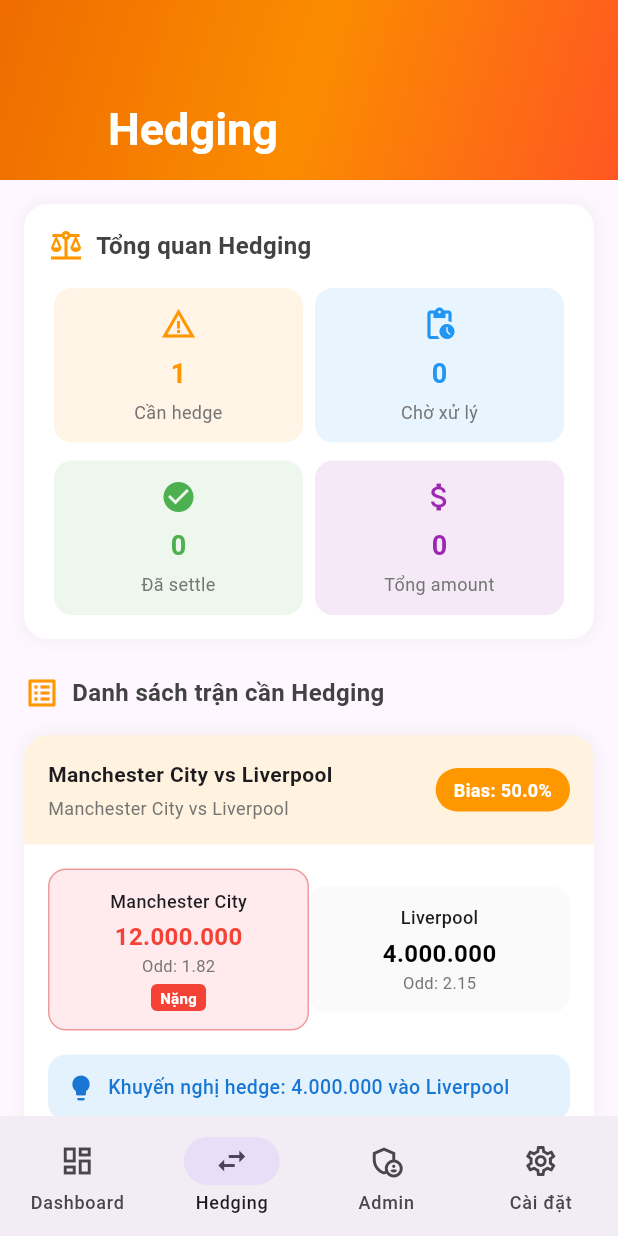
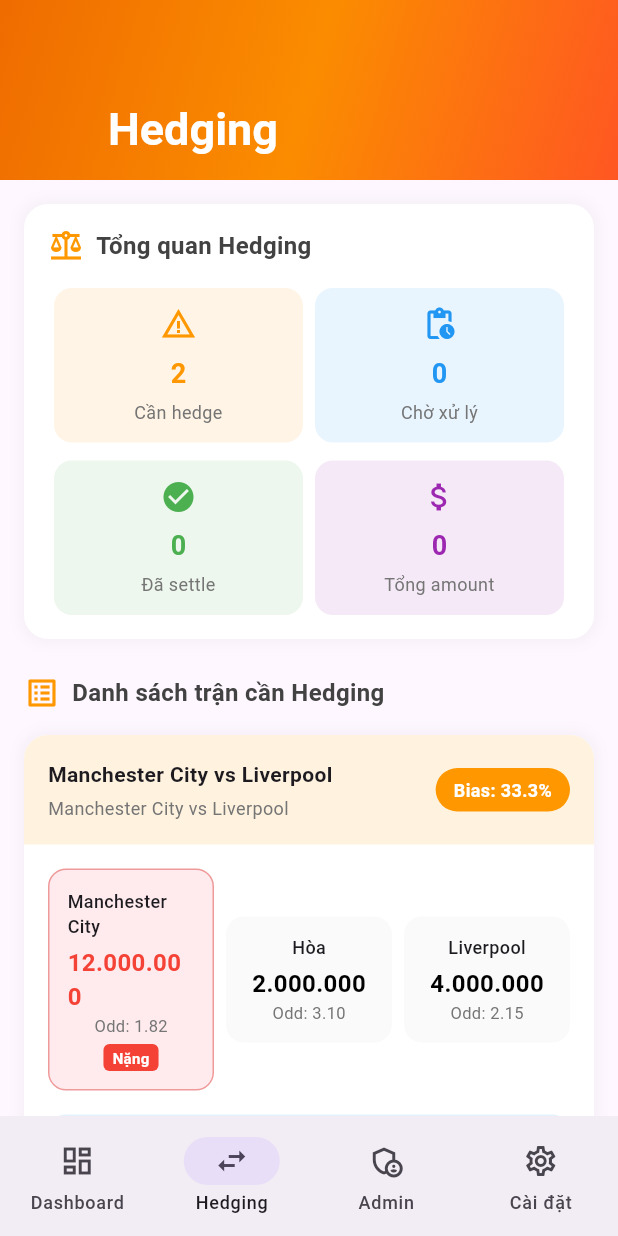
Before and after one commit to DEVANGRY/Flutter_Tool_Football_Tz, a Flutter app: the screen it shows after launch, item 2 of the bottom bar chosen, on a phone screen of 412 x 824 dp. Run offline on Flutter 3.47's test engine with Material 3 defaults, Android fonts, the phone set to English and light mode, and no system bars.

Commit message:
Add bettor list for matches

```diff
--- a/lib/main.dart
+++ b/lib/main.dart
@@ -62,21 +62,24 @@
           side: BetSide.teamA,
           amount: 12000000,
           odds: 1.82,
-          createdAt: DateTime.now(),
+          nameTeam: 'Tran Van An',
+          createdAt: DateTime(2026, 4, 22, 9, 15),
         ),
         BetEntry(
           id: 'b2',
           side: BetSide.teamB,
           amount: 4000000,
           odds: 2.15,
-          createdAt: DateTime.now(),
+          nameTeam: 'Pham Minh Duc',
+          createdAt: DateTime(2026, 4, 22, 10, 40),
         ),
         BetEntry(
           id: 'b3',
           side: BetSide.draw,
           amount: 2000000,
           odds: 3.10,
-          createdAt: DateTime.now(),
+          nameTeam: 'Le Quoc Huy',
+          createdAt: DateTime(2026, 4, 22, 11, 5),
         ),
       ],
     ),
@@ -94,14 +97,16 @@
           side: BetSide.teamA,
           amount: 7000000,
           odds: 1.95,
-          createdAt: DateTime.now(),
+          nameTeam: 'Nguyen Huu Khang',
+          createdAt: DateTime(2026, 4, 22, 12, 10),
         ),
         BetEntry(
           id: 'b5',
           side: BetSide.teamB,
           amount: 9000000,
           odds: 1.90,
-          createdAt: DateTime.now(),
+          nameTeam: 'Doan Gia Bao',
+          createdAt: DateTime(2026, 4, 22, 12, 35),
         ),
       ],
     ),
--- a/lib/pages/hedging_page.dart
+++ b/lib/pages/hedging_page.dart
@@ -218,6 +218,7 @@
                   match: match,
                   hedgeOrders: match.hedges,
                   bookies: _bookies,
+                  riskThreshold: widget.riskThreshold,
                   onAddOrder: (bookie, side, amount) {
                     widget.onAddHedge(match.id, bookie, side, amount);
                   },
@@ -307,6 +308,7 @@
   final MatchItem match;
   final List<HedgeOrder> hedgeOrders;
   final List<String> bookies;
+  final double riskThreshold;
   final Function(String bookie, BetSide side, double amount) onAddOrder;
   final Function(String orderId) onUpdateStatus;
 
@@ -314,6 +316,7 @@
     required this.match,
     required this.hedgeOrders,
     required this.bookies,
+    required this.riskThreshold,
     required this.onAddOrder,
     required this.onUpdateStatus,
   });
@@ -323,16 +326,10 @@
 }
 
 class _HedgeMatchCardState extends State<_HedgeMatchCard> {
-  late RiskMetrics risk;
-
-  @override
-  void initState() {
-    super.initState();
-    risk = RiskEngine.calculateRisk(widget.match, 20);
-  }
-
   @override
   Widget build(BuildContext context) {
+    final risk = RiskEngine.calculateRisk(widget.match, widget.riskThreshold);
+
     return Container(
       margin: const EdgeInsets.symmetric(horizontal: 16, vertical: 8),
       decoration: BoxDecoration(
@@ -412,15 +409,25 @@
               children: [
                 Expanded(
                   child: _poolInfo(
-                    label: "${widget.match.nameTeamA}",
+                    label: widget.match.nameTeamA,
                     pool: widget.match.poolA,
                     odd: widget.match.oddA,
                     isHeavy: risk.heavySide == BetSide.teamA,
                   ),
                 ),
+                const SizedBox(width: 8),
                 Expanded(
                   child: _poolInfo(
-                    label: "${widget.match.nameTeamB}",
+                    label: 'Hòa',
+                    pool: widget.match.poolDraw,
+                    odd: widget.match.oddDraw,
+                    isHeavy: risk.heavySide == BetSide.draw,
+                  ),
+                ),
+                const SizedBox(width: 8),
+                Expanded(
+                  child: _poolInfo(
+                    label: widget.match.nameTeamB,
                     pool: widget.match.poolB,
                     odd: widget.match.oddB,
                     isHeavy: risk.heavySide == BetSide.teamB,
@@ -444,7 +451,9 @@
                 const SizedBox(width: 8),
                 Expanded(
                   child: Text(
-                    "Khuyến nghị hedge: ${money(risk.hedgeAmount)} vào ${risk.heavySide == BetSide.teamA ? widget.match.nameTeamB : widget.match.nameTeamA}",
+                    risk.heavySide == null
+                        ? 'Phân bổ cược đang cân bằng, chưa cần hedge thêm.'
+                        : 'Khuyến nghị hedge: ${money(risk.hedgeAmount)} vào ${_sideDisplayName(_defaultHedgeSide(risk))}',
                     style: TextStyle(
                       fontSize: 13,
                       color: Colors.blue.shade700,
@@ -559,7 +568,11 @@
 
   Widget _hedgeOrderTile(HedgeOrder order) {
     final isPending = order.status == HedgeStatus.pending;
-    final sideLabel = order.side == BetSide.teamA ? "Team A" : "Team B";
+    final sideLabel = switch (order.side) {
+      BetSide.teamA => widget.match.nameTeamA,
+      BetSide.teamB => widget.match.nameTeamB,
+      BetSide.draw => 'Hòa',
+    };
 
     return Container(
       margin: const EdgeInsets.symmetric(horizontal: 16, vertical: 4),
@@ -642,14 +655,10 @@
 
   void _showAddHedgeDialog(BuildContext context) {
     String selectedBookie = widget.bookies.first;
-    BetSide selectedSide = risk.heavySide == BetSide.teamA
-        ? BetSide.teamB
-        : BetSide.teamA;
+    final currentRisk = RiskEngine.calculateRisk(widget.match, widget.riskThreshold);
+    BetSide selectedSide = _defaultHedgeSide(currentRisk);
     final amountController = TextEditingController(
-      text: RiskEngine.calculateRisk(
-        widget.match,
-        20,
-      ).hedgeAmount.toStringAsFixed(0),
+      text: currentRisk.hedgeAmount.toStringAsFixed(0),
     );
 
     showModalBottomSheet(
@@ -735,7 +744,20 @@
                         },
                       ),
                     ),
-                    const SizedBox(width: 12),
+                    const SizedBox(width: 8),
+                    Expanded(
+                      child: _sideOption(
+                        label: 'Hòa',
+                        odd: widget.match.oddDraw,
+                        isSelected: selectedSide == BetSide.draw,
+                        onTap: () {
+                          setModalState(() {
+                            selectedSide = BetSide.draw;
+                          });
+                        },
+                      ),
+                    ),
+                    const SizedBox(width: 8),
                     Expanded(
                       child: _sideOption(
                         label: widget.match.nameTeamB,
@@ -856,4 +878,35 @@
       ),
     );
   }
+
+  BetSide _defaultHedgeSide(RiskMetrics risk) {
+    final candidates = <BetSide>[
+      BetSide.teamA,
+      BetSide.teamB,
+      BetSide.draw,
+    ].where((side) => side != risk.heavySide).toList();
+
+    if (candidates.isEmpty) {
+      return BetSide.teamA;
+    }
+
+    candidates.sort((a, b) => _poolOf(a).compareTo(_poolOf(b)));
+    return candidates.first;
+  }
+
+  double _poolOf(BetSide side) {
+    return switch (side) {
+      BetSide.teamA => widget.match.poolA,
+      BetSide.teamB => widget.match.poolB,
+      BetSide.draw => widget.match.poolDraw,
+    };
+  }
+
+  String _sideDisplayName(BetSide side) {
+    return switch (side) {
+      BetSide.teamA => widget.match.nameTeamA,
+      BetSide.teamB => widget.match.nameTeamB,
+      BetSide.draw => 'Hòa',
+    };
+  }
 }
--- a/lib/screens/admin/admin_page.dart
+++ b/lib/screens/admin/admin_page.dart
@@ -1,4 +1,6 @@
 part of bookie_management_app;
+
+
 
 class AdminPage extends StatefulWidget {
   final List<MatchItem> matches;
--- a/lib/services/risk_engine.dart
+++ b/lib/services/risk_engine.dart
@@ -17,31 +17,40 @@
 
 class RiskEngine {
   static RiskMetrics calculateRisk(MatchItem match, double threshold) {
-    double a = match.poolA;
-    double b = match.poolB;
+    final exposures = <BetSide, double>{
+      BetSide.teamA: match.poolA,
+      BetSide.teamB: match.poolB,
+      BetSide.draw: match.poolDraw,
+    };
 
-    double total = a + b;
+    final total = exposures.values.fold<double>(
+      0.0,
+      (sum, value) => sum + value,
+    );
 
     if (total == 0) {
       return RiskMetrics(
-        biasPercent: 0,
+        biasPercent: 0.0,
         shouldHedge: false,
-        hedgeAmount: 0,
+        hedgeAmount: 0.0,
         heavySide: null,
       );
     }
 
-    double bias = ((a - b).abs() / total) * 100;
+    final heavyEntry = exposures.entries.reduce(
+      (current, next) => current.value >= next.value ? current : next,
+    );
 
-    BetSide heavy = a > b ? BetSide.teamA : BetSide.teamB;
-
-    double hedge = (a - b).abs() / 2;
+    final double idealPerSide = total / exposures.length;
+    final double excess = heavyEntry.value - idealPerSide;
+    final double bias =
+        excess <= 0 ? 0.0 : ((excess / total) * 100).toDouble();
 
     return RiskMetrics(
-      biasPercent: bias,
+      biasPercent: bias.toDouble(),
       shouldHedge: bias > threshold,
-      hedgeAmount: hedge,
-      heavySide: heavy,
+      hedgeAmount: (excess <= 0 ? 0.0 : excess).toDouble(),
+      heavySide: excess <= 0 ? null : heavyEntry.key,
     );
   }
 }
```
Also changed, not shown: lib/data/sample_data.dart (+10 -9 lines), lib/pages/bet_entry_page.dart (+17 -3 lines), lib/pages/match_detail_page.dart (+208 -0 lines), lib/widgets/match_card.dart (+27 -1 lines), 2 other files.
